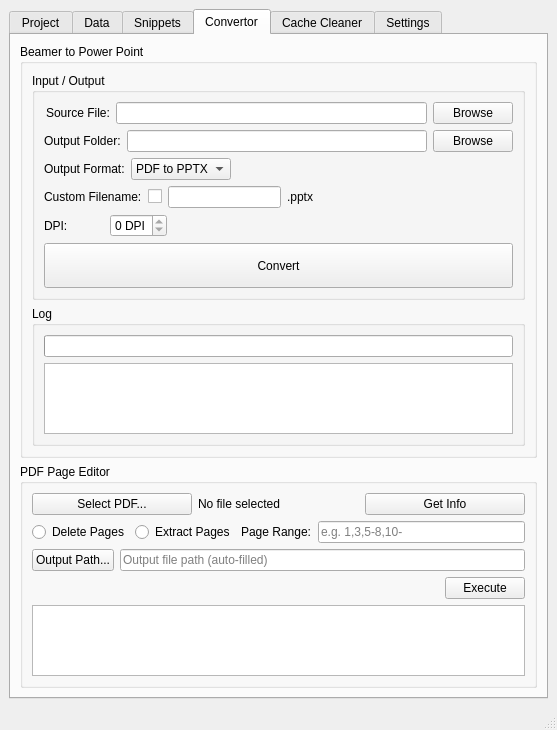
This is ui/main_window.ui in Didi-Huang/lea as Qt 5 draws it before an edit. The edited form follows.
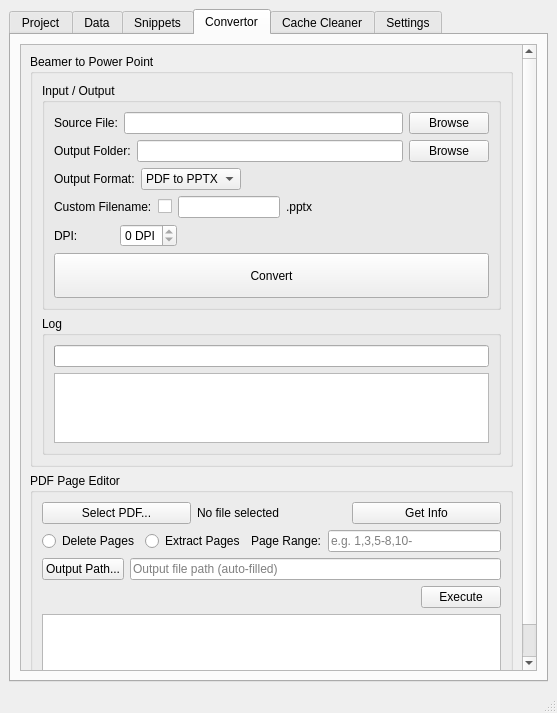
This is the edited form.

Commit message: fix: wrap Convertor tab in QScrollArea to prevent vertical cramping

What changed in the file:
```diff
--- a/ui/main_window.ui
+++ b/ui/main_window.ui
@@ -513,6 +513,13 @@
                      <attribute name="title">
                         <string>Convertor</string>
                      </attribute>
+                     <layout class="QVBoxLayout" name="verticalLayout_convertor_outer">
+                        <item>
+                           <widget class="QScrollArea" name="scrollArea_convertor">
+                              <property name="widgetResizable">
+                                 <bool>true</bool>
+                              </property>
+                              <widget class="QWidget" name="scrollAreaWidgetContents_convertor">
                      <layout class="QVBoxLayout" name="verticalLayout_5">
                         <item>
                            <widget class="QGroupBox" name="box_convert_beamer_to_ppt">
@@ -836,6 +843,10 @@
                                     </widget>
                                  </item>
                               </layout>
+                                       </widget>
+                                    </item>
+                                 </layout>
+                              </widget>
                            </widget>
                         </item>
                      </layout>
```
Lines whose indentation alone changed are shown as unchanged.
